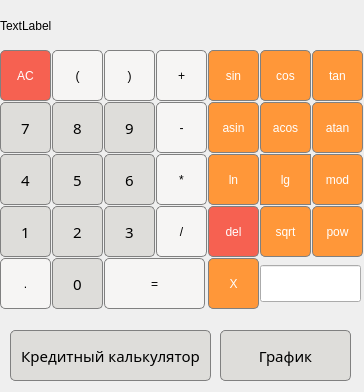
Old version of the form src/mainwindow.ui in the repository KolyaDavydov/SmartCalc_v1.
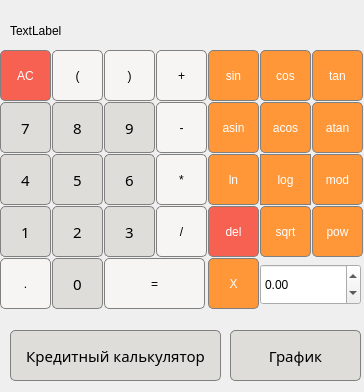
New version of the form.

Commit message: need edit credit calcs

What changed in the file:
```diff
--- a/src/mainwindow.ui
+++ b/src/mainwindow.ui
@@ -783,7 +783,7 @@
 }</string>
     </property>
     <property name="text">
-     <string>lg</string>
+     <string>log</string>
     </property>
    </widget>
    <widget class="QPushButton" name="pushButton_sqrt">
@@ -841,10 +841,10 @@
    <widget class="QLabel" name="label">
     <property name="geometry">
      <rect>
-      <x>0</x>
-      <y>0</y>
+      <x>10</x>
+      <y>20</y>
       <width>351</width>
-      <height>51</height>
+      <height>21</height>
      </rect>
     </property>
     <property name="styleSheet">
@@ -934,20 +934,10 @@
      <string>X</string>
     </property>
    </widget>
-   <widget class="QLineEdit" name="lineEdit_x">
-    <property name="geometry">
-     <rect>
-      <x>260</x>
-      <y>265</y>
-      <width>101</width>
-      <height>37</height>
-     </rect>
-    </property>
-   </widget>
    <widget class="QPushButton" name="pushButton_Graphics">
     <property name="geometry">
      <rect>
-      <x>220</x>
+      <x>230</x>
       <y>330</y>
       <width>131</width>
       <height>51</height>
@@ -988,7 +978,7 @@
      <rect>
       <x>10</x>
       <y>330</y>
-      <width>201</width>
+      <width>211</width>
       <height>51</height>
      </rect>
     </property>
@@ -1022,6 +1012,51 @@
      <string>Кредитный калькулятор</string>
     </property>
    </widget>
+   <widget class="QDoubleSpinBox" name="doubleSpinBox">
+    <property name="geometry">
+     <rect>
+      <x>260</x>
+      <y>264</y>
+      <width>101</width>
+      <height>41</height>
+     </rect>
+    </property>
+    <property name="minimum">
+     <double>-100000000000.000000000000000</double>
+    </property>
+    <property name="maximum">
+     <double>100000000000.000000000000000</double>
+    </property>
+   </widget>
+   <widget class="QLabel" name="label_2">
+    <property name="geometry">
+     <rect>
+      <x>0</x>
+      <y>0</y>
+      <width>361</width>
+      <height>20</height>
+     </rect>
+    </property>
+    <property name="font">
+     <font>
+      <family>Ubuntu</family>
+      <pointsize>10</pointsize>
+      <weight>50</weight>
+      <italic>false</italic>
+      <bold>false</bold>
+     </font>
+    </property>
+    <property name="styleSheet">
+     <string notr="true">font: 10pt &quot;Ubuntu&quot;;
+font: rgb(28, 113, 216);</string>
+    </property>
+    <property name="text">
+     <string/>
+    </property>
+    <property name="alignment">
+     <set>Qt::AlignRight|Qt::AlignTrailing|Qt::AlignVCenter</set>
+    </property>
+   </widget>
   </widget>
  </widget>
  <resources/>
```
The commit also changes 8 other files.
